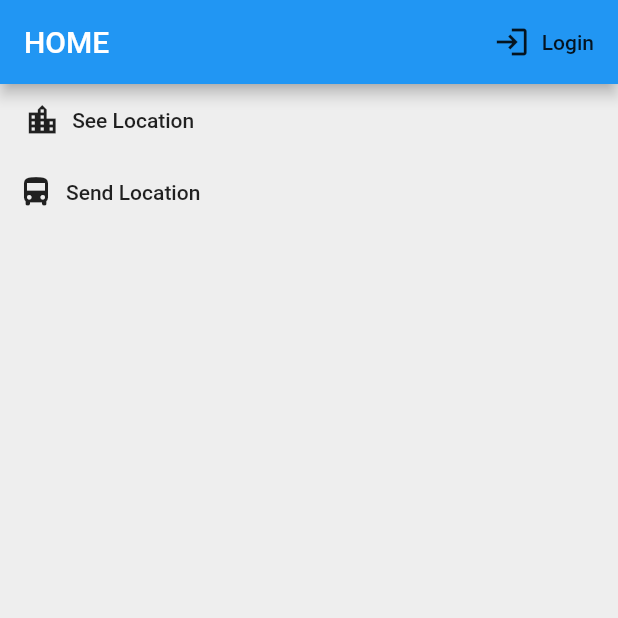
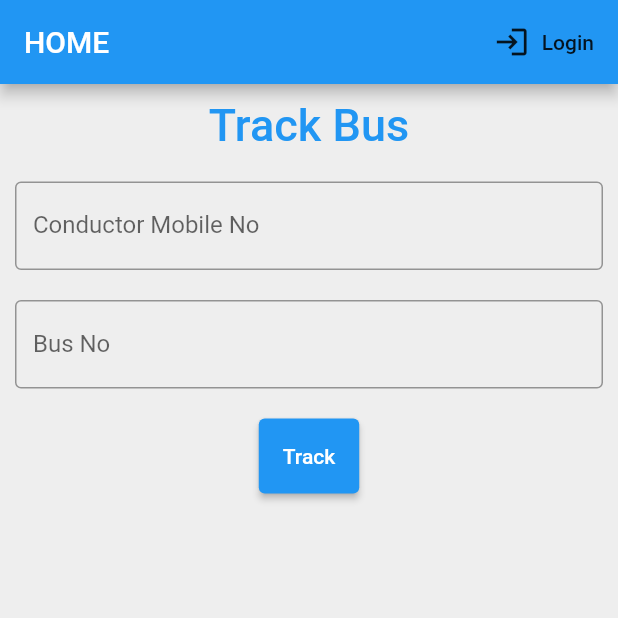
Before and after one commit to NWKRTC-Tracking/flutter, a Flutter app: the screen it shows after launch, on a phone screen of 412 x 824 dp, the top half of it. Run offline on Flutter 3.47's test engine with Material 2 defaults, Android fonts, the light colour scheme and no system bars; our stand-ins replace flutter_map, flutter_secure_storage, fluttertoast, latlong2, shared_preferences, uni_links; missing offline and left inert: fl_location, flutter_foreground_task, flutter_map_marker_cluster.

Commit message:
Added form for location track and args in route

```diff
--- /dev/null
+++ b/bus_tracking/lib/models/locationData.dart
@@ -0,0 +1,7 @@
+class locationData {
+  String conductorNo;
+  String busNo;
+
+  // ignore: non_constant_identifier_names
+  locationData(this.conductorNo, this.busNo);
+}
--- a/bus_tracking/lib/pages/home.dart
+++ b/bus_tracking/lib/pages/home.dart
@@ -1,4 +1,7 @@
 import 'dart:async';
+import 'package:bus_tracking/models/locationData.dart';
+import 'package:bus_tracking/pages/location.dart';
+import 'package:bus_tracking/services/displayMap.dart';
 import 'package:flutter/foundation.dart';
 import 'package:flutter/material.dart';
 import 'package:http/http.dart' as http;
@@ -116,6 +119,9 @@ class _HomeState extends State<Home> {
   super.dispose();
   }
 
+  TextEditingController phoneNoController = TextEditingController();
+  TextEditingController busNameController = TextEditingController();
+
 
   @override
   Widget build(BuildContext context) {
@@ -134,23 +140,63 @@ class _HomeState extends State<Home> {
       ),
       body: Column(
         children: <Widget>[
-          FlatButton.icon(
-              onPressed: () async {
-                dynamic result =
-                    await Navigator.pushNamed(context, "/location");
-              },
-              icon: Icon(Icons.location_city),
-              label: Text('See Location')
+          Container(
+              alignment: Alignment.center,
+              padding: const EdgeInsets.all(10),
+              child: const Text(
+                'Track Bus',
+                style: TextStyle(
+                    color: Colors.blue,
+                    fontWeight: FontWeight.w500,
+                    fontSize: 30),
+              )),
+          Container(
+            padding: const EdgeInsets.all(10),
+            child: TextField(
+              controller: phoneNoController,
+              decoration: const InputDecoration(
+                border: OutlineInputBorder(),
+                labelText: 'Conductor Mobile No',
               ),
-
-          FlatButton.icon(
-              onPressed: () async {
-                dynamic result =
-                    await Navigator.pushNamed(context, "/sendlocation");
-              },
-              icon: Icon(Icons.directions_bus),
-              label: Text('Send Location'),
+            ),
+          ),
+          Container(
+            padding: const EdgeInsets.fromLTRB(10, 10, 10, 0),
+            child: TextField(
+              obscureText: true,
+              controller: busNameController,
+              decoration: const InputDecoration(
+                border: OutlineInputBorder(),
+                labelText: 'Bus No',
               ),
+            ),
+          ),
+          SizedBox(height: 20,),
+          Container(
+              height: 50,
+              padding: const EdgeInsets.fromLTRB(10, 0, 10, 0),
+              child: ElevatedButton(
+                child: const Text('Track'),
+                onPressed: () async {
+                  var phoneNo = phoneNoController.text.toString();
+                  var busNo = busNameController.text.toString();
+                  Navigator.pushNamed(context, '/location',arguments: locationData(phoneNo,busNo));
+                  // var jwt = await attemptLogIn(username, password);
+                  // if(jwt != null) {
+                  //   await storage.write(key: "token", value: token);
+                  //   await storage.write(key: "jwt", value: jwt);
+                  //   Navigator.push(
+                  //     context,
+                  //     MaterialPageRoute(
+                  //       builder: (context) => sendLocation(),
+                  //     )
+                  //   );
+                  // } else {
+                  //   AlertDialog(semanticLabel: "An Error Occurred No account was found matching that username and password");
+                  // }
+                },
+              )
+          )
         ]
       )
     );
--- a/bus_tracking/lib/pages/sendLocation.dart
+++ b/bus_tracking/lib/pages/sendLocation.dart
@@ -3,6 +3,7 @@ import 'dart:convert';
 
 import 'package:bus_tracking/main.dart';
 import 'package:bus_tracking/pages/Login/login.dart';
+import 'package:bus_tracking/pages/sendlocationpage.dart';
 import 'package:flutter/foundation.dart';
 import 'package:flutter/material.dart';
 import 'package:flutter/services.dart';
@@ -42,7 +43,7 @@ class sendLocationCheck extends StatelessWidget {
             } else {
               var payload = json.decode(ascii.decode(base64.decode(base64.normalize(jwt[1]))));
               if(DateTime.fromMillisecondsSinceEpoch(payload["exp"]*1000).isAfter(DateTime.now())) {
-                return sendLocation();
+                return SendLocationPage();
               } else {
                 return LoginWidget();
               }
--- a/bus_tracking/lib/poc.dart
+++ b/bus_tracking/lib/poc.dart
@@ -24,7 +24,7 @@ class PocWidget extends StatelessWidget {
         //               child: Text('Redirected: ${snapshot.data}',
         //                   style: Theme.of(context).textTheme.headline6))));
         // }
-        return Location();
+        return Location(conductorNo: "",busNo: "");
       },
     );
   }
```
Also changed, not shown: bus_tracking/lib/main.dart (+18 -2 lines), bus_tracking/lib/pages/location.dart (+13 -1 lines).
